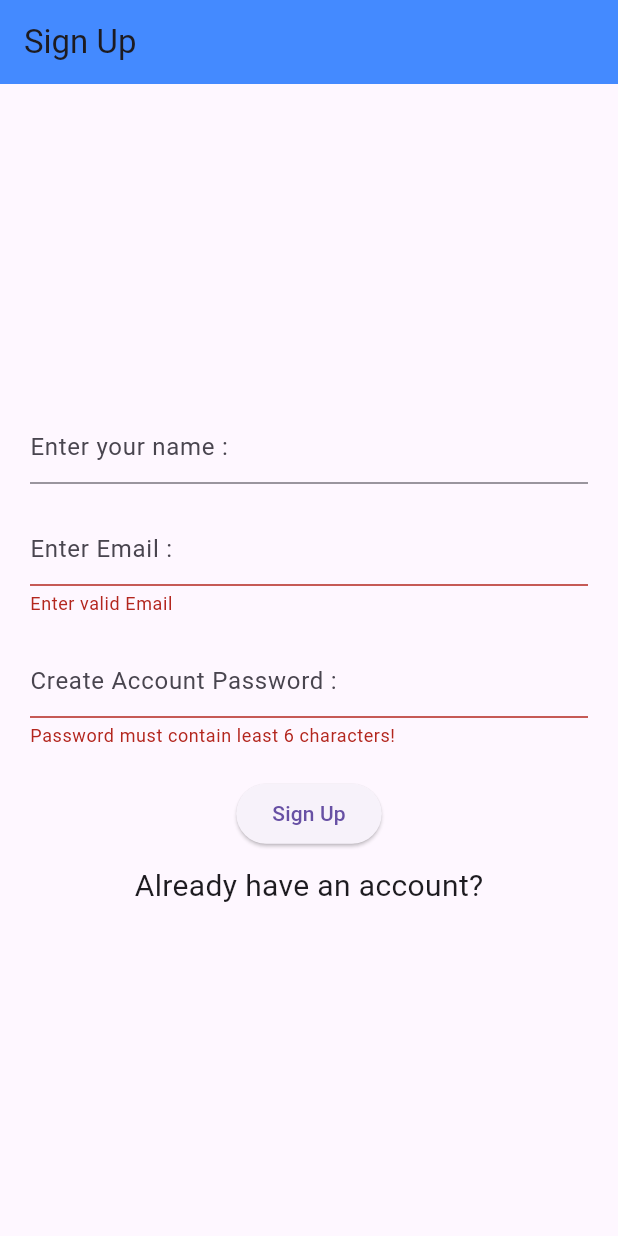
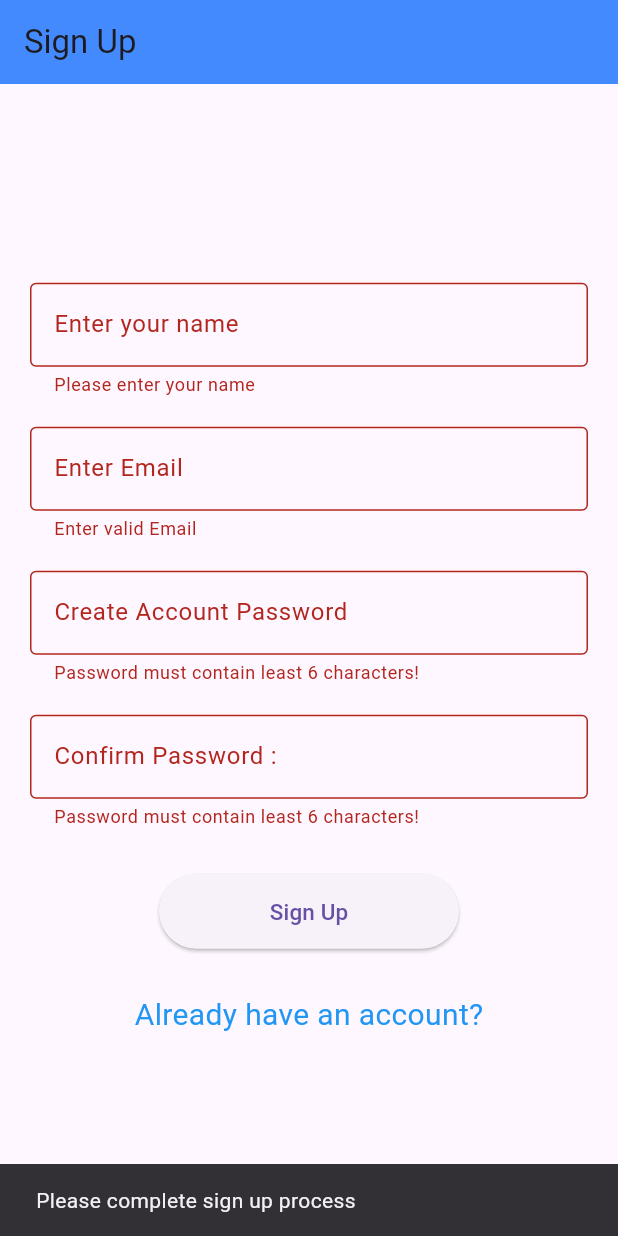
Before and after one commit to avni-7span/firebase_integration, a Flutter app: the screen it shows after launch, after a tap on "Login", after a tap on "Create a new account?", after a tap on "Sign Up", on a phone screen of 412 x 824 dp. Run offline on Flutter 3.47's test engine with Material 3 defaults, Android fonts, the phone set to English and light mode, and no system bars; our stand-ins replace firebase_auth, firebase_core; accounts and stored records are empty.

Commit message:
Complete App

```diff
--- a/lib/firebase functions/firebase_functions.dart
+++ b/lib/firebase functions/firebase_functions.dart
@@ -12,21 +12,22 @@ class FirebaseFunctions {
         print('The account already exists for that email.');
       }
     } catch (e) {
-      print(e);
+      print('Exception aavyu : $e');
     }
   }
 
   static Future<void> loginUser(String email, String password) async {
     try {
-      // UserCredential userCredential = await FirebaseAuth.instance
-      await FirebaseAuth.instance
+      UserCredential userCredential = await FirebaseAuth.instance
+          // await FirebaseAuth.instance
           .signInWithEmailAndPassword(email: email, password: password);
     } on FirebaseAuthException catch (e) {
       if (e.code == 'user-not-found') {
-        print('No user found for that email.');
+        print('user not found');
       } else if (e.code == 'wrong-password') {
-        print('Wrong password provided for that user.');
+        print('wrong password');
       }
     }
+    return null;
   }
 }
--- a/lib/screens/login_screen.dart
+++ b/lib/screens/login_screen.dart
@@ -3,6 +3,7 @@ import 'package:firebase/firebase%20functions/firebase_functions.dart';
 import 'package:firebase/screens/profile_screen.dart';
 import 'package:firebase/screens/sign_up_screen.dart';
 import 'package:firebase/validators/validators.dart';
+import 'package:firebase_auth/firebase_auth.dart';
 import 'package:flutter/material.dart';
 
 class LoginScreen extends StatefulWidget {
@@ -20,8 +21,10 @@ class _SignUpScreenState extends State<LoginScreen> {
   final StreamController<String> _passwordStreamController =
       StreamController<String>();
 
-  String _currentEmail = '';
+  String currentEmail = '';
   String _currentPassword = '';
+
+  //final user = FirebaseAuth.instance.currentUser;
 
   @override
   void initState() {
@@ -29,7 +32,7 @@ class _SignUpScreenState extends State<LoginScreen> {
 
     _emailStreamController.stream.listen(
       (email) {
-        _currentEmail = email;
+        currentEmail = email;
       },
     );
     _passwordStreamController.stream.listen(
@@ -37,6 +40,21 @@ class _SignUpScreenState extends State<LoginScreen> {
         _currentPassword = password;
       },
     );
+
+    FirebaseAuth.instance.authStateChanges().listen((User? user) {
+      if (user != null) {
+        Navigator.pushReplacement(
+          context,
+          MaterialPageRoute(
+            builder: (context) => const ProfileScreen(),
+          ),
+        );
+      } else {
+        //print('==');
+        ScaffoldMessenger.of(context)
+            .showSnackBar(SnackBar(content: Text('Something went wrong')));
+      }
+    });
   }
 
   @override
@@ -61,33 +79,41 @@ class _SignUpScreenState extends State<LoginScreen> {
                     _emailStreamController.sink.add(email);
                   },
                   autovalidateMode: AutovalidateMode.onUserInteraction,
-                  decoration: const InputDecoration(hintText: 'Enter Email : '),
+                  keyboardType: TextInputType.emailAddress,
+                  decoration: const InputDecoration(
+                    label: Text('Enter Email'),
+                    border: OutlineInputBorder(),
+                  ),
                 ),
                 const SizedBox(height: 20),
                 TextFormField(
                   validator: Validators.passwordValidator,
+                  obscureText: true,
                   onChanged: (password) {
                     _passwordStreamController.sink.add(password);
                   },
                   autovalidateMode: AutovalidateMode.onUserInteraction,
-                  decoration:
-                      const InputDecoration(hintText: 'Enter Password : '),
+                  decoration: const InputDecoration(
+                    label: Text('Enter Password'),
+                    border: OutlineInputBorder(),
+                  ),
                 ),
                 const SizedBox(height: 20),
                 ElevatedButton(
                   onPressed: () async {
                     if (_formKey.currentState!.validate()) {
-                      await FirebaseFunctions.loginUser(
-                          _currentEmail, _currentPassword);
-                      Navigator.pushReplacement(
-                        context,
-                        MaterialPageRoute(
-                          builder: (context) => const ProfileScreen(),
+                      try {
+                        await FirebaseFunctions.loginUser(
+                            currentEmail, _currentPassword);
+                      } catch (e) {
+                        ScaffoldMessenger.of(context).showSnackBar(
+                            SnackBar(content: Text('Could not log it')));
+                      }
+                    } else {
+                      ScaffoldMessenger.of(context).showSnackBar(
+                        const SnackBar(
+                          content: Text('Enter valid Information'),
                         ),
-                      );
-                    } else {
-                      const SnackBar(
-                        content: Text('Enter valid Information'),
                       );
                     }
                   },
@@ -97,7 +123,7 @@ class _SignUpScreenState extends State<LoginScreen> {
                 InkWell(
                   child: const Text(
                     'Create a new account?',
-                    style: TextStyle(fontSize: 20),
+                    style: TextStyle(fontSize: 20, color: Colors.blue),
                   ),
                   onTap: () {
                     Navigator.pushReplacement(
--- a/lib/screens/profile_screen.dart
+++ b/lib/screens/profile_screen.dart
@@ -1,3 +1,5 @@
+import 'package:firebase/screens/login_screen.dart';
+import 'package:firebase_auth/firebase_auth.dart';
 import 'package:flutter/material.dart';
 
 class ProfileScreen extends StatelessWidget {
@@ -10,7 +12,24 @@ class ProfileScreen extends StatelessWidget {
         title: const Text('Profile Screen'),
         backgroundColor: Colors.blueAccent,
       ),
-      backgroundColor: Colors.white70,
+      // backgroundColor: Colors.white70,
+      body: Center(
+        child: ElevatedButton(
+          onPressed: () async {
+            await FirebaseAuth.instance.signOut();
+            Navigator.pushReplacement(
+              context,
+              MaterialPageRoute(
+                builder: (context) => const LoginScreen(),
+              ),
+            );
+          },
+          child: const Text(
+            'Sign Out',
+            style: TextStyle(fontSize: 20),
+          ),
+        ),
+      ),
     );
   }
 }
--- a/lib/screens/sign_up_screen.dart
+++ b/lib/screens/sign_up_screen.dart
@@ -1,7 +1,9 @@
 import 'dart:async';
 import 'package:firebase/firebase%20functions/firebase_functions.dart';
 import 'package:firebase/screens/login_screen.dart';
+import 'package:firebase/screens/profile_screen.dart';
 import 'package:firebase/validators/validators.dart';
+import 'package:firebase_auth/firebase_auth.dart';
 import 'package:flutter/material.dart';
 
 class SignUpScreen extends StatefulWidget {
@@ -18,9 +20,13 @@ class _SignUpScreenState extends State<SignUpScreen> {
       StreamController<String>();
   final StreamController<String> _passwordStreamController =
       StreamController<String>();
+  final TextEditingController confirmPassController = TextEditingController();
 
   String _currentEmail = '';
   String _currentPassword = '';
+  bool isLoading = false;
+
+  User? user;
 
   @override
   void initState() {
@@ -35,13 +41,14 @@ class _SignUpScreenState extends State<SignUpScreen> {
         _currentPassword = password;
       },
     );
+    user = FirebaseAuth.instance.currentUser;
   }
 
   @override
   void dispose() {
-    super.dispose();
     _emailStreamController.close();
     _passwordStreamController.close();
+    super.dispose();
   }
 
   @override
@@ -56,46 +63,114 @@ class _SignUpScreenState extends State<SignUpScreen> {
           key: _formKey,
           child: Padding(
             padding: const EdgeInsets.only(left: 20, right: 20),
+            child: SingleChildScrollView(
               child: Column(
                 mainAxisAlignment: MainAxisAlignment.center,
                 children: [
-                const TextField(
-                  decoration: InputDecoration(hintText: 'Enter your name :'),
+                  TextFormField(
+                    keyboardType: TextInputType.name,
+                    validator: Validators.nameValidator,
+                    decoration: const InputDecoration(
+                      border: OutlineInputBorder(),
+                      label: Text('Enter your name'),
+                    ),
                   ),
                   const SizedBox(height: 20),
                   TextFormField(
                     validator: Validators.emailValidator,
                     autovalidateMode: AutovalidateMode.onUserInteraction,
+                    keyboardType: TextInputType.emailAddress,
                     onChanged: (email) {
                       _emailStreamController.sink.add(email);
                     },
-                  decoration: const InputDecoration(hintText: 'Enter Email : '),
+                    decoration: const InputDecoration(
+                      border: OutlineInputBorder(),
+                      label: Text('Enter Email '),
+                    ),
                   ),
                   const SizedBox(height: 20),
                   TextFormField(
                     validator: Validators.passwordValidator,
+                    obscureText: true,
                     autovalidateMode: AutovalidateMode.onUserInteraction,
                     onChanged: (password) {
                       _passwordStreamController.sink.add(password);
                     },
                     decoration: const InputDecoration(
-                      hintText: 'Create Account Password : '),
+                      border: OutlineInputBorder(),
+                      label: Text('Create Account Password '),
+                    ),
                   ),
                   const SizedBox(height: 20),
-                ElevatedButton(
+                  TextFormField(
+                    controller: confirmPassController,
+                    validator: (value) => Validators.confirmPasswordValidator(
+                      password: _currentPassword,
+                      confirmPassword: value ?? '',
+                    ),
+                    obscureText: true,
+                    autovalidateMode: AutovalidateMode.onUserInteraction,
+                    decoration: const InputDecoration(
+                      border: OutlineInputBorder(),
+                      label: Text('Confirm Password : '),
+                    ),
+                  ),
+                  const SizedBox(height: 30),
+                  SizedBox(
+                    height: 50,
+                    width: 200,
+                    child: ElevatedButton(
                       onPressed: () async {
-                    if (_formKey.currentState!.validate()) {
+                        if (_formKey.currentState!.validate() &&
+                            _currentPassword == confirmPassController.text &&
+                            _currentEmail !=
+                                FirebaseAuth.instance.currentUser?.email) {
+                          setState(() {
+                            isLoading = true;
+                          });
                           await FirebaseFunctions.createUser(
                               _currentEmail, _currentPassword);
+                          setState(() {
+                            isLoading = false;
+                          });
+                          ScaffoldMessenger.of(context).showSnackBar(
+                            const SnackBar(
+                              content: Text('Signed Up Successfully'),
+                            ),
+                          );
+                          Navigator.push(
+                            context,
+                            MaterialPageRoute(
+                              builder: (context) => const ProfileScreen(),
+                            ),
+                          );
+                        } else {
+                          ScaffoldMessenger.of(context).showSnackBar(
+                            SnackBar(
+                              content: Text(_currentEmail ==
+                                      FirebaseAuth.instance.currentUser?.email
+                                  ? 'Account already exists'
+                                  : _currentPassword ==
+                                          confirmPassController.text
+                                      ? 'Please complete sign up process'
+                                      : 'Please Confirm password'),
+                            ),
+                          );
                         }
                       },
-                  child: const Text('Sign Up'),
+                      child: isLoading
+                          ? const CircularProgressIndicator()
+                          : const Text(
+                              'Sign Up',
+                              style: TextStyle(fontSize: 15),
                             ),
-                const SizedBox(height: 10),
+                    ),
+                  ),
+                  const SizedBox(height: 30),
                   InkWell(
                     child: const Text(
                       'Already have an account?',
-                    style: TextStyle(fontSize: 20),
+                      style: TextStyle(fontSize: 20, color: Colors.blue),
                     ),
                     onTap: () {
                       Navigator.pushReplacement(
@@ -105,8 +180,11 @@ class _SignUpScreenState extends State<SignUpScreen> {
                         ),
                       );
                     },
-                )
+                  ),
+                  // const SizedBox(height: 10),
+                  // if (isLoading) const CircularProgressIndicator()
                 ],
+              ),
             ),
           ),
         ),
--- a/lib/validators/validators.dart
+++ b/lib/validators/validators.dart
@@ -1,4 +1,15 @@
 class Validators {
+  static String? nameValidator(String? value) {
+    if (value!.isEmpty) {
+      return 'Please enter your name';
+      // } else if (!RegExp(r'!@#<>?":_``~;[]\|=-+)(*&^%1234567890')
+      //     .hasMatch(value)) {
+      //   return 'Please enter valid name';
+    } else {
+      return null;
+    }
+  }
+
   static String? emailValidator(String? value) {
     if (value!.isEmpty ||
         !RegExp(r'^[\w-\.]+@([\w-]+\.)+[\w]{2,4}').hasMatch(value)) {
@@ -15,4 +26,17 @@ class Validators {
       return null;
     }
   }
+
+  static String? confirmPasswordValidator({
+    required String password,
+    required String confirmPassword,
+  }) {
+    if (confirmPassword.length < 6) {
+      return 'Password must contain least 6 characters!';
+    } else if (password != confirmPassword) {
+      return 'Confirmed passwords must be same as password';
+    } else {
+      return null;
+    }
+  }
 }
```
Lines whose indentation alone changed are shown as unchanged.
